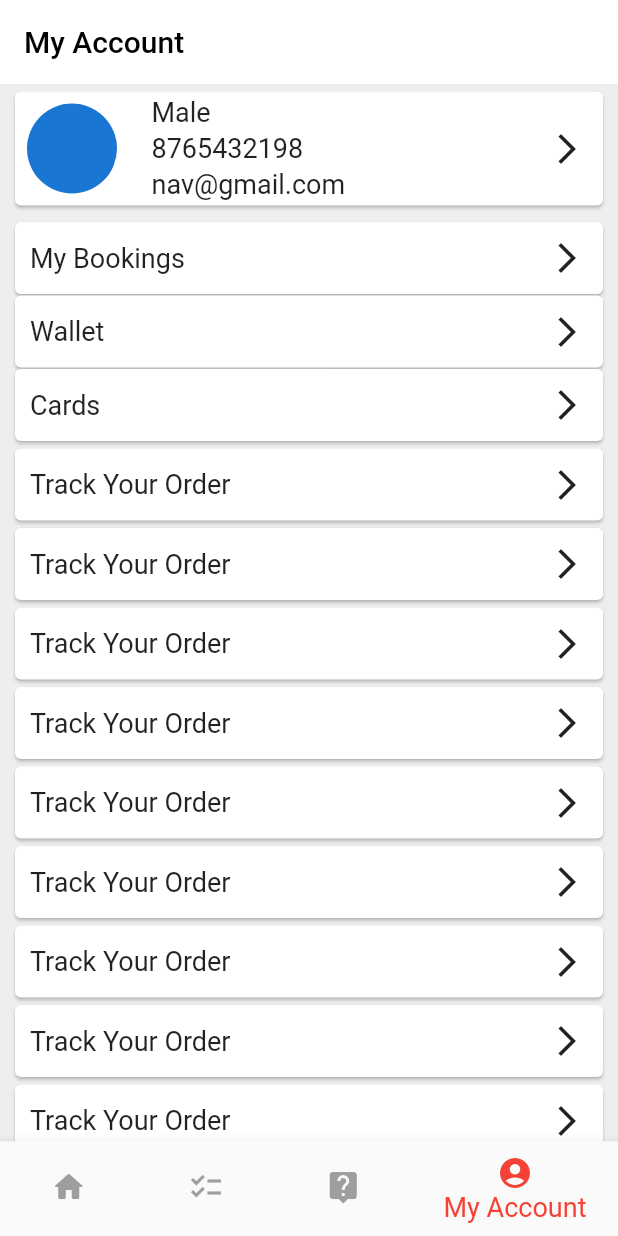
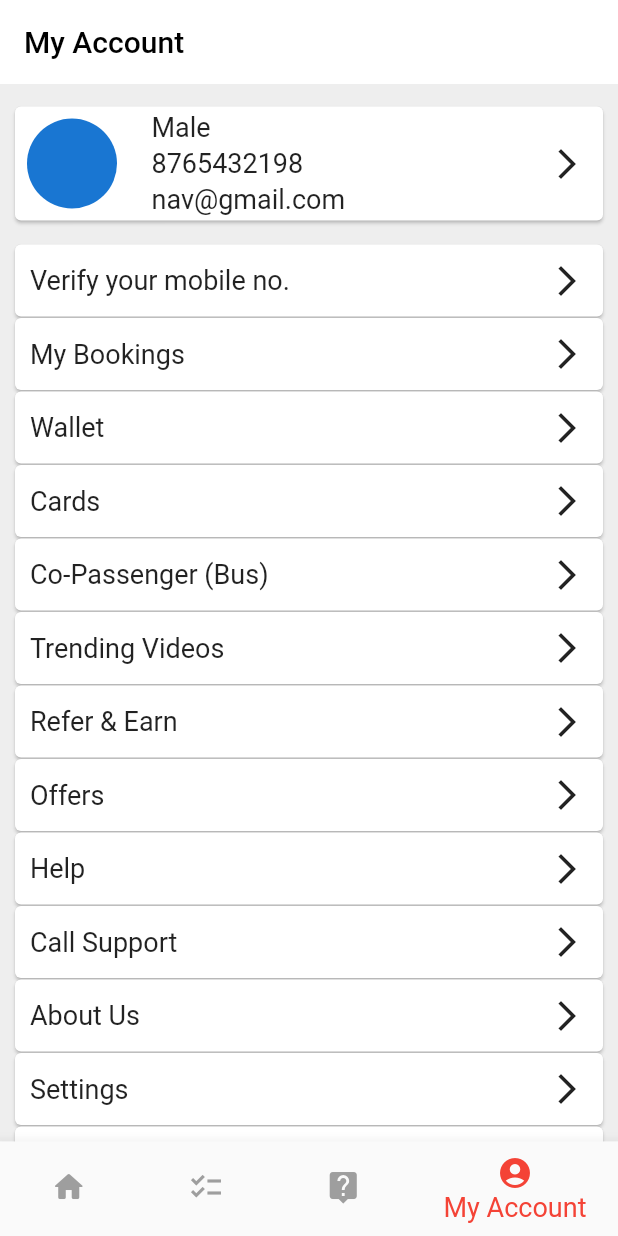
Before and after one commit to Navy1409/red_bus_clone_UI, a Flutter app: the screen it shows after launch, item 4 of the bottom bar chosen, on a phone screen of 412 x 824 dp. Run offline on Flutter 3.47's test engine with Material 2 defaults, Android fonts, the light colour scheme and no system bars.

Commit message:
third commit

```diff
--- a/lib/myAccount.dart
+++ b/lib/myAccount.dart
@@ -28,7 +28,7 @@ class accState extends State<acc> {
               child: Column(
                 children: [
                   Card(
-                      margin: EdgeInsets.only(left: 10, right: 10, top: 5),
+                      margin: EdgeInsets.only(left: 10, right: 10, top: 15),
                       child: Row(
                         mainAxisAlignment: MainAxisAlignment.spaceBetween,
                         children: [
@@ -72,7 +72,24 @@ class accState extends State<acc> {
                       ),
                   ),
                   SizedBox(
-                    height: 10.0,
+                    height: 15.0,
+                  ),
+                  Card(
+                    margin: EdgeInsets.only(left: 10, right: 10, top: 1),
+                    child: Row(
+                      mainAxisAlignment: MainAxisAlignment.spaceBetween,
+                      children: [
+                        Container(
+                          margin: EdgeInsets.only(left: 10),
+                          child: Text(
+                            'Verify your mobile no.',
+                            style: TextStyle(fontSize: 18),
+                          ),
+                        ),
+                        IconButton(
+                            onPressed: () {}, icon: Icon(Icons.arrow_forward_ios)),
+                      ],
+                    ),
                   ),
                   Card(
                     margin: EdgeInsets.only(left: 10, right: 10, top: 1),
@@ -126,14 +143,14 @@ class accState extends State<acc> {
                     ),
                   ),
                   Card(
-                    margin: EdgeInsets.only(left: 10, right: 10, top: 5),
+                    margin: EdgeInsets.only(left: 10, right: 10, top: 1),
                     child: Row(
                       mainAxisAlignment: MainAxisAlignment.spaceBetween,
                       children: [
                         Container(
                           margin: EdgeInsets.only(left: 10),
                           child: Text(
-                            'Track Your Order',
+                            'Co-Passenger (Bus)',
                             style: TextStyle(fontSize: 18),
                           ),
                         ),
@@ -143,14 +160,14 @@ class accState extends State<acc> {
                     ),
                   ),
                   Card(
-                    margin: EdgeInsets.only(left: 10, right: 10, top: 5),
+                    margin: EdgeInsets.only(left: 10, right: 10, top: 1),
                     child: Row(
                       mainAxisAlignment: MainAxisAlignment.spaceBetween,
                       children: [
                         Container(
                           margin: EdgeInsets.only(left: 10),
                           child: Text(
-                            'Track Your Order',
+                            'Trending Videos',
                             style: TextStyle(fontSize: 18),
                           ),
                         ),
@@ -160,14 +177,14 @@ class accState extends State<acc> {
                     ),
                   ),
                   Card(
-                    margin: EdgeInsets.only(left: 10, right: 10, top: 5),
+                    margin: EdgeInsets.only(left: 10, right: 10, top: 1),
                     child: Row(
                       mainAxisAlignment: MainAxisAlignment.spaceBetween,
                       children: [
                         Container(
                           margin: EdgeInsets.only(left: 10),
                           child: Text(
-                            'Track Your Order',
+                            'Refer & Earn',
                             style: TextStyle(fontSize: 18),
                           ),
                         ),
@@ -177,14 +194,14 @@ class accState extends State<acc> {
                     ),
                   ),
                   Card(
-                    margin: EdgeInsets.only(left: 10, right: 10, top: 5),
+                    margin: EdgeInsets.only(left: 10, right: 10, top: 1),
                     child: Row(
                       mainAxisAlignment: MainAxisAlignment.spaceBetween,
                       children: [
                         Container(
                           margin: EdgeInsets.only(left: 10),
                           child: Text(
-                            'Track Your Order',
+                            'Offers',
                             style: TextStyle(fontSize: 18),
                           ),
                         ),
@@ -194,14 +211,14 @@ class accState extends State<acc> {
                     ),
                   ),
                   Card(
-                    margin: EdgeInsets.only(left: 10, right: 10, top: 5),
+                    margin: EdgeInsets.only(left: 10, right: 10, top: 1),
                     child: Row(
                       mainAxisAlignment: MainAxisAlignment.spaceBetween,
                       children: [
                         Container(
                           margin: EdgeInsets.only(left: 10),
                           child: Text(
-                            'Track Your Order',
+                            'Help',
                             style: TextStyle(fontSize: 18),
                           ),
                         ),
@@ -211,14 +228,14 @@ class accState extends State<acc> {
                     ),
                   ),
                   Card(
-                    margin: EdgeInsets.only(left: 10, right: 10, top: 5),
+                    margin: EdgeInsets.only(left: 10, right: 10, top: 1),
                     child: Row(
                       mainAxisAlignment: MainAxisAlignment.spaceBetween,
                       children: [
                         Container(
                           margin: EdgeInsets.only(left: 10),
                           child: Text(
-                            'Track Your Order',
+                            'Call Support',
                             style: TextStyle(fontSize: 18),
                           ),
                         ),
@@ -228,14 +245,14 @@ class accState extends State<acc> {
                     ),
                   ),
                   Card(
-                    margin: EdgeInsets.only(left: 10, right: 10, top: 5),
+                    margin: EdgeInsets.only(left: 10, right: 10, top: 1),
                     child: Row(
                       mainAxisAlignment: MainAxisAlignment.spaceBetween,
                       children: [
                         Container(
                           margin: EdgeInsets.only(left: 10),
                           child: Text(
-                            'Track Your Order',
+                            'About Us',
                             style: TextStyle(fontSize: 18),
                           ),
                         ),
@@ -245,14 +262,14 @@ class accState extends State<acc> {
                     ),
                   ),
                   Card(
-                    margin: EdgeInsets.only(left: 10, right: 10, top: 5),
+                    margin: EdgeInsets.only(left: 10, right: 10, top: 1),
                     child: Row(
                       mainAxisAlignment: MainAxisAlignment.spaceBetween,
                       children: [
                         Container(
                           margin: EdgeInsets.only(left: 10),
                           child: Text(
-                            'Track Your Order',
+                            'Settings',
                             style: TextStyle(fontSize: 18),
                           ),
                         ),
@@ -262,14 +279,14 @@ class accState extends State<acc> {
                     ),
                   ),
                   Card(
-                    margin: EdgeInsets.only(left: 10, right: 10, top: 5),
+                    margin: EdgeInsets.only(left: 10, right: 10, top: 1),
                     child: Row(
                       mainAxisAlignment: MainAxisAlignment.spaceBetween,
                       children: [
                         Container(
                           margin: EdgeInsets.only(left: 10),
                           child: Text(
-                            'Track Your Order',
+                            'Feedback',
                             style: TextStyle(fontSize: 18),
                           ),
                         ),
@@ -279,19 +296,17 @@ class accState extends State<acc> {
                     ),
                   ),
                   Card(
-                    margin: EdgeInsets.only(left: 10, right: 10, top: 5),
+                    margin: EdgeInsets.only(left: 10, right: 10, top: 15),
                     child: Row(
                       mainAxisAlignment: MainAxisAlignment.spaceBetween,
                       children: [
                         Container(
-                          margin: EdgeInsets.only(left: 10),
+                          margin: EdgeInsets.only(left: 10, top: 20, bottom: 20),
                           child: Text(
-                            'Track Your Order',
+                            'Logout',
                             style: TextStyle(fontSize: 18),
                           ),
                         ),
-                        IconButton(
-                            onPressed: () {}, icon: Icon(Icons.arrow_forward_ios)),
                       ],
                     ),
                   ),
```
